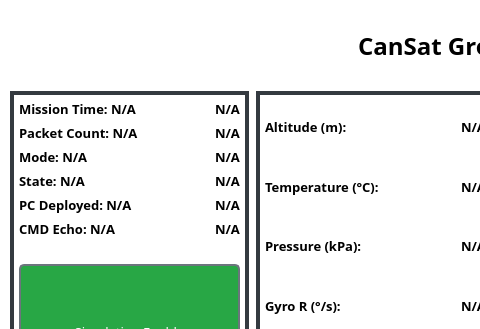
BradyCason/UCI-CanSat-24-25, file Ground-Station/gui/ground_station.ui: the form before one commit; both pictures show x 0 to 480 and y 0 to 329 of the 996 by 731 pixel window.
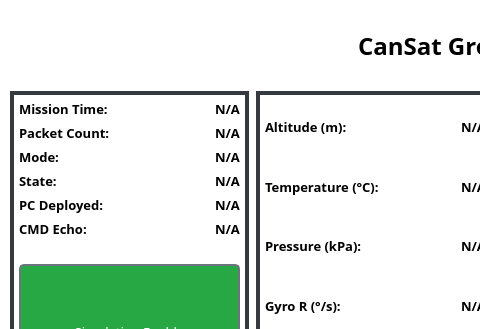
The form after the commit.

Commit message: Ground Station Displaying Telemetry from STM32

```diff
--- a/Ground-Station/gui/ground_station.ui
+++ b/Ground-Station/gui/ground_station.ui
@@ -199,7 +199,7 @@
                   <string notr="true"/>
                  </property>
                  <property name="text">
-                  <string>Mission Time: N/A</string>
+                  <string>Mission Time:</string>
                  </property>
                 </widget>
                </item>
@@ -217,7 +217,7 @@
                   <string notr="true">border: none;</string>
                  </property>
                  <property name="text">
-                  <string>Packet Count: N/A</string>
+                  <string>Packet Count:</string>
                  </property>
                 </widget>
                </item>
@@ -235,7 +235,7 @@
                   <string notr="true">border: none;</string>
                  </property>
                  <property name="text">
-                  <string>Mode: N/A</string>
+                  <string>Mode:</string>
                  </property>
                 </widget>
                </item>
@@ -253,7 +253,7 @@
                   <string notr="true">border: none;</string>
                  </property>
                  <property name="text">
-                  <string>State: N/A</string>
+                  <string>State:</string>
                  </property>
                 </widget>
                </item>
@@ -271,7 +271,7 @@
                   <string notr="true">border: none;</string>
                  </property>
                  <property name="text">
-                  <string>PC Deployed: N/A</string>
+                  <string>PC Deployed:</string>
                  </property>
                 </widget>
                </item>
@@ -289,7 +289,7 @@
                   <string notr="true">border: none;</string>
                  </property>
                  <property name="text">
-                  <string>CMD Echo: N/A</string>
+                  <string>CMD Echo:</string>
                  </property>
                 </widget>
                </item>
```
The commit also changes 216 other files.
